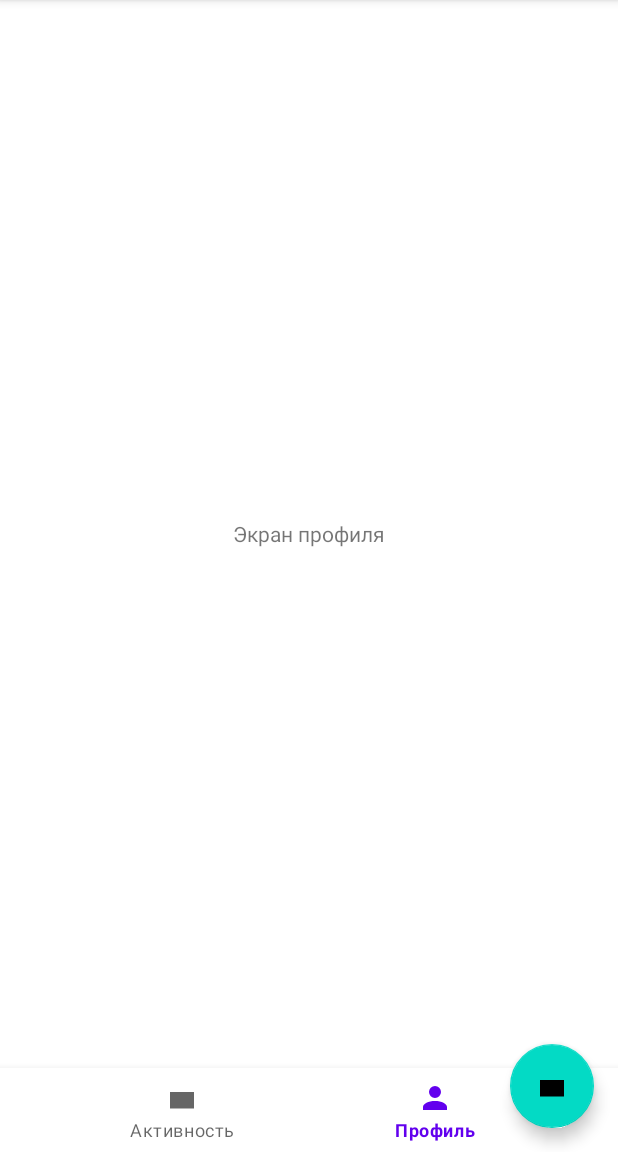
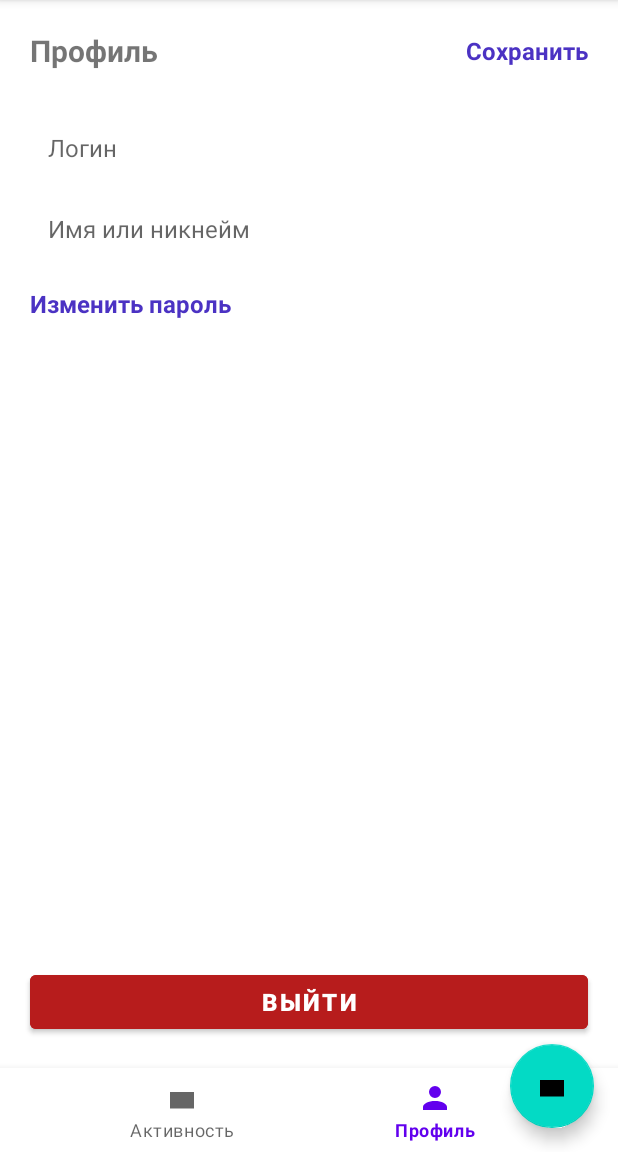
Before and after one commit to shakroma/MOBILKI, an Android app: the screen it shows after launch (MainActivity), item 2 of the bottom bar chosen, on a phone screen of 412 x 824 dp, the part 84-1236 px from its top. Run offline under Robolectric (Android 15) with nearby library versions, the phone set to English and light mode, and no system bars.

```diff
--- a/app/build.gradle
+++ b/app/build.gradle
@@ -27,4 +27,5 @@ dependencies {
     implementation 'androidx.navigation:navigation-ui-ktx:2.5.3'
     implementation 'com.google.android.material:material:1.8.0'
     implementation 'androidx.viewpager2:viewpager2:1.0.0'
+    implementation 'com.google.android.gms:play-services-maps:18.2.0'
 }
--- a/app/src/main/AndroidManifest.xml
+++ b/app/src/main/AndroidManifest.xml
@@ -21,6 +21,10 @@
             </intent-filter>
         </activity>
         <activity android:name=".ActivityDetailsActivity" android:exported="false" android:theme="@style/Theme.ActivityDetails.NoActionBar" />
+        <activity android:name=".NewActivityStartActivity" android:exported="false" />
+        <activity android:name=".ActivityChangePassword" android:exported="false" />
+        <activity android:name=".NewActivityTrackingActivity" android:exported="false" />
+        <meta-data android:name="com.google.android.geo.API_KEY" android:value="YOUR_API_KEY_HERE" />
     </application>
 
 </manifest>
--- a/app/src/main/java/com/example/myapplication1/ActivityViewPagerAdapter.java
+++ b/app/src/main/java/com/example/myapplication1/ActivityViewPagerAdapter.java
@@ -13,13 +13,12 @@ public class ActivityViewPagerAdapter extends FragmentStateAdapter {
     @Override
     public Fragment createFragment(int position) {
         if (position == 0) return new WorkoutsFragment();
-        else if (position == 1) return new StatsFragment();
-        else if (position == 2) return new UsersFragment();
+        else if (position == 1) return new UsersFragment();
         else throw new IllegalArgumentException();
     }
 
     @Override
     public int getItemCount() {
-        return 3;
+        return 2;
     }
 }
--- a/app/src/main/java/com/example/myapplication1/MainActivity.java
+++ b/app/src/main/java/com/example/myapplication1/MainActivity.java
@@ -1,11 +1,13 @@
 package com.example.myapplication1;
 
+import android.content.Intent;
 import android.os.Bundle;
 import androidx.annotation.NonNull;
 import androidx.appcompat.app.AppCompatActivity;
 import androidx.fragment.app.Fragment;
 import com.google.android.material.bottomnavigation.BottomNavigationView;
 import android.view.MenuItem;
+import com.google.android.material.floatingactionbutton.FloatingActionButton;
 
 public class MainActivity extends AppCompatActivity {
     private BottomNavigationView bottomNav;
@@ -22,6 +24,12 @@ public class MainActivity extends AppCompatActivity {
                     .add(R.id.fragment_container, new ActivityFragment(), "activity_fragment")
                     .commit();
         }
+
+        FloatingActionButton fab = findViewById(R.id.fab);
+        fab.setOnClickListener(v -> {
+            Intent intent = new Intent(this, NewActivityStartActivity.class);
+            startActivity(intent);
+        });
 
         bottomNav.setOnNavigationItemSelectedListener(new BottomNavigationView.OnNavigationItemSelectedListener() {
             @Override
--- a/app/src/main/java/com/example/myapplication1/ProfileFragment.java
+++ b/app/src/main/java/com/example/myapplication1/ProfileFragment.java
@@ -1,7 +1,7 @@
 package com.example.myapplication1;
 
+import android.content.Intent;
 import android.os.Bundle;
-import android.view.Gravity;
 import android.view.LayoutInflater;
 import android.view.View;
 import android.view.ViewGroup;
@@ -14,10 +14,12 @@ public class ProfileFragment extends Fragment {
     @Nullable
     @Override
     public View onCreateView(@NonNull LayoutInflater inflater, @Nullable ViewGroup container, @Nullable Bundle savedInstanceState) {
-        TextView textView = new TextView(requireContext());
-        textView.setText("Экран профиля");
-        textView.setGravity(Gravity.CENTER);
-        textView.setLayoutParams(new ViewGroup.LayoutParams(ViewGroup.LayoutParams.MATCH_PARENT, ViewGroup.LayoutParams.MATCH_PARENT));
-        return textView;
+        View view = inflater.inflate(R.layout.fragment_profile, container, false);
+        TextView tvChangePassword = view.findViewById(R.id.tvChangePassword);
+        tvChangePassword.setOnClickListener(v -> {
+            Intent intent = new Intent(requireContext(), ActivityChangePassword.class);
+            startActivity(intent);
+        });
+        return view;
     }
 }
--- /dev/null
+++ b/app/src/main/res/layout/fragment_profile.xml
@@ -0,0 +1,83 @@
+<?xml version="1.0" encoding="utf-8"?>
+<LinearLayout xmlns:android="http://schemas.android.com/apk/res/android"
+    android:orientation="vertical"
+    android:layout_width="match_parent"
+    android:layout_height="match_parent"
+    android:background="#FFF"
+    android:padding="0dp">
+
+    <LinearLayout
+        android:orientation="horizontal"
+        android:layout_width="match_parent"
+        android:layout_height="wrap_content"
+        android:padding="20dp"
+        android:gravity="center_vertical">
+        <TextView
+            android:text="Профиль"
+            android:textStyle="bold"
+            android:textSize="20sp"
+            android:layout_width="0dp"
+            android:layout_height="wrap_content"
+            android:layout_weight="1"/>
+        <TextView
+            android:id="@+id/tvSave"
+            android:text="Сохранить"
+            android:textColor="#4B32C3"
+            android:textStyle="bold"
+            android:textSize="16sp"
+            android:layout_width="wrap_content"
+            android:layout_height="wrap_content"/>
+    </LinearLayout>
+
+    <EditText
+        android:id="@+id/etLogin"
+        android:hint="Логин"
+        android:layout_width="match_parent"
+        android:layout_height="wrap_content"
+        android:layout_marginHorizontal="20dp"
+        android:layout_marginTop="8dp"
+        android:background="@android:color/transparent"
+        android:textSize="16sp"
+        android:padding="12dp"
+        android:backgroundTint="#DDD"/>
+
+    <EditText
+        android:id="@+id/etName"
+        android:hint="Имя или никнейм"
+        android:layout_width="match_parent"
+        android:layout_height="wrap_content"
+        android:layout_marginHorizontal="20dp"
+        android:layout_marginTop="8dp"
+        android:background="@android:color/transparent"
+        android:textSize="16sp"
+        android:padding="12dp"
+        android:backgroundTint="#DDD"/>
+
+    <TextView
+        android:id="@+id/tvChangePassword"
+        android:text="Изменить пароль"
+        android:textColor="#4B32C3"
+        android:textStyle="bold"
+        android:textSize="16sp"
+        android:layout_width="wrap_content"
+        android:layout_height="wrap_content"
+        android:layout_marginHorizontal="20dp"
+        android:layout_marginTop="16dp"/>
+
+    <View
+        android:layout_width="match_parent"
+        android:layout_height="0dp"
+        android:layout_weight="1"/>
+
+    <Button
+        android:id="@+id/btnLogout"
+        android:text="Выйти"
+        android:layout_width="match_parent"
+        android:layout_height="wrap_content"
+        android:layout_margin="20dp"
+        android:backgroundTint="#B71C1C"
+        android:textColor="#FFF"
+        android:textStyle="bold"
+        android:textSize="16sp"/>
+
+</LinearLayout>
```
Also changed, not shown: app/src/main/java/com/example/myapplication1/ActivityChangePassword.java (added, +17 -0 lines), app/src/main/java/com/example/myapplication1/ActivityTypeAdapter.java (added, +59 -0 lines), app/src/main/java/com/example/myapplication1/NewActivityStartActivity.java (added, +61 -0 lines), app/src/main/java/com/example/myapplication1/NewActivityTrackingActivity.java (added, +18 -0 lines), app/src/main/res/layout/activity_change_password.xml (added, +84 -0 lines), app/src/main/res/layout/activity_new_activity_start.xml (added, +51 -0 lines), app/src/main/res/layout/activity_new_activity_tracking.xml (added, +79 -0 lines), app/src/main/res/layout/item_activity_type.xml (added, +18 -0 lines).
